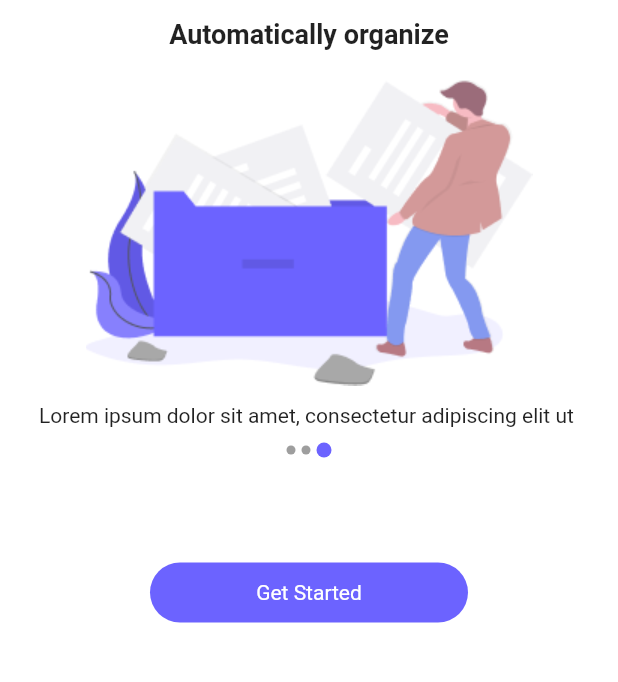
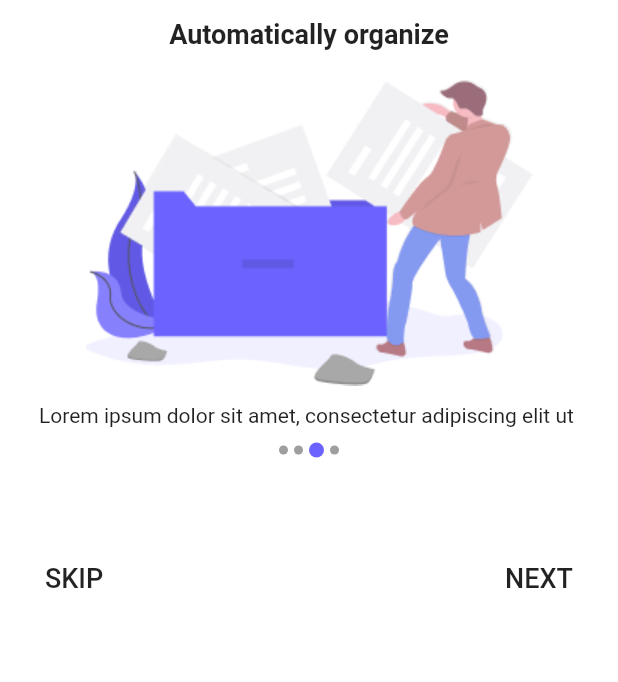
Before and after one commit to phawazzzy/todo-assistance, a Flutter app: the screen it shows after launch, swiped to page 3, on a phone screen of 412 x 824 dp, the part 198-880 px from its top. Run offline on Flutter 3.47's test engine with Material 2 defaults, Android fonts, the light colour scheme and no system bars.

```diff
--- a/lib/onboarding/data.dart
+++ b/lib/onboarding/data.dart
@@ -62,5 +62,12 @@ List<SliderModel> getSlides(){
 
   sliderModel = new SliderModel();
 
+  sliderModel.setDesc("Lorem ipsum dolor sit amet, consectetur adipiscing elit ut ");
+  sliderModel.setTitle("Automatically organize");
+  sliderModel.setImageAssetPath("asset/images/onboard3.png");
+  slides.add(sliderModel);
+
+  sliderModel = new SliderModel();
+
   return slides;
 }
```
Also changed, not shown: 4 other files.
